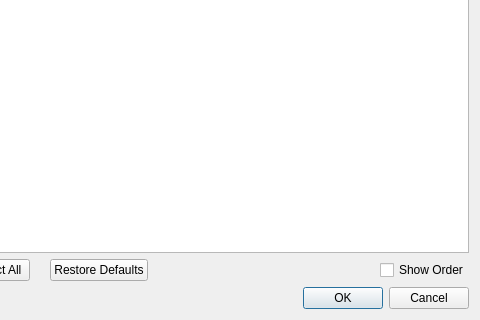
The window that dialogs/analyzerdialog/analyzerdialog.ui (REDasmOrg/REDasm) describes before a commit, drawn with Qt 5; both pictures show x 161 to 641 and y 113 to 433 of the 641 by 433 pixel window.
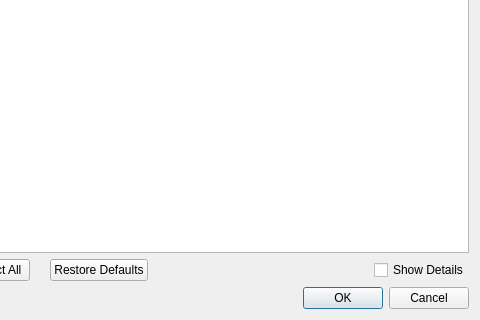
The same window after the commit.

Commit message: AnalyzerDialog: Improved UI, check selection state from context

```diff
--- a/dialogs/analyzerdialog/analyzerdialog.ui
+++ b/dialogs/analyzerdialog/analyzerdialog.ui
@@ -85,7 +85,7 @@
      <item>
       <widget class="QCheckBox" name="cbxShowOrder">
        <property name="text">
-        <string>Show Order</string>
+        <string>Show Details</string>
        </property>
       </widget>
      </item>
```
Left out of the diff: 2 changed lines with no effect on the pictures. The commit also changes 2 other files.
